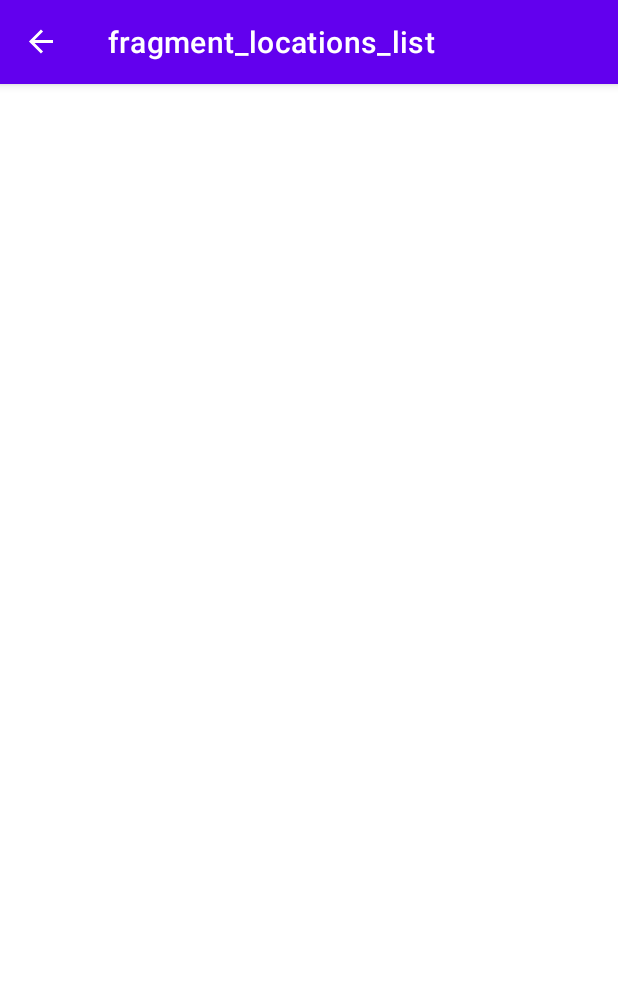
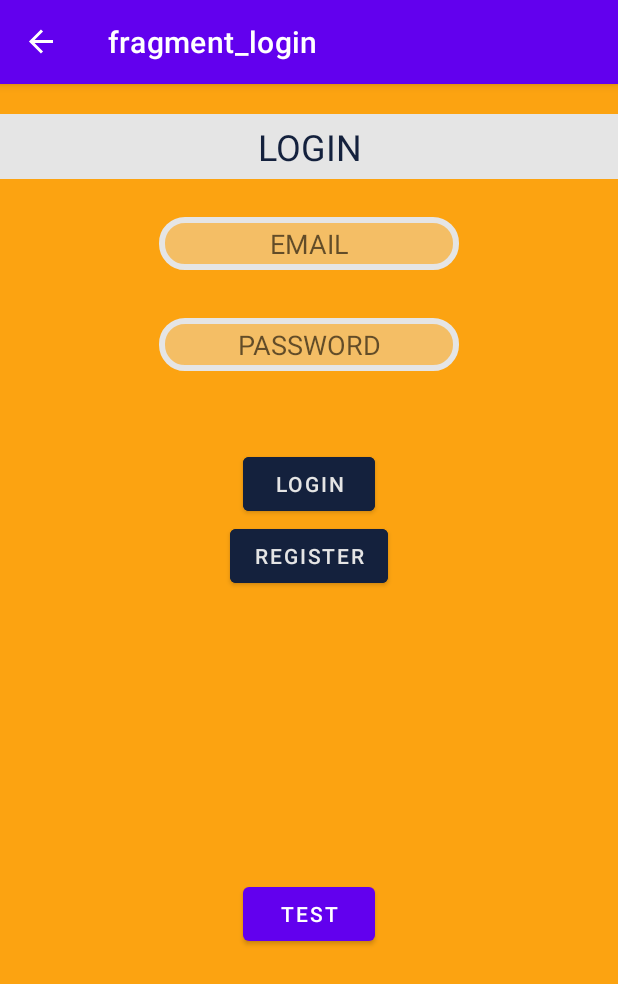
Before and after one commit to AlbertDarchiev/Project-MapsApp, an Android app: the screen it shows after launch (MainActivity), after a tap on "TEST", on a phone screen of 412 x 824 dp. Shown: the top 984 px of the screen. Run offline under Robolectric (Android 15) with nearby library versions, the phone set to English and light mode, and no system bars; our stand-ins replace Firebase (no records; nobody signed in at launch, a user with empty details on screens opened directly), navigation-ui.

Commit message:
Revert "uploadImageFilename"
This reverts commit dc99d08e

```diff
--- a/app/src/main/AndroidManifest.xml
+++ b/app/src/main/AndroidManifest.xml
@@ -1,7 +1,6 @@
 <?xml version="1.0" encoding="utf-8"?>
 <manifest xmlns:android="http://schemas.android.com/apk/res/android"
     xmlns:tools="http://schemas.android.com/tools" >
-    <uses-permission android:name="android.permission.INTERNET"/>
     <uses-permission android:name="android.permission.ACCESS_COARSE_LOCATION"/>
     <uses-permission android:name="android.permission.ACCESS_FINE_LOCATION"/>
     <uses-feature android:name="android.hardware.camera.any" />
--- a/app/src/main/java/com/example/m08_mapsapp/model/Location.kt
+++ b/app/src/main/java/com/example/m08_mapsapp/model/Location.kt
@@ -2,6 +2,5 @@ package com.example.m08_mapsapp.model
 
 data class Location(var name: String?,
                     var latitude: Double?,
-                    var longitude: Double?,
-                    var image: String?
+                    var longitude: Double?
                     )
--- /dev/null
+++ b/app/src/main/java/com/example/m08_mapsapp/model/User.kt
@@ -0,0 +1,6 @@
+package com.example.m08_mapsapp.model
+
+data class User(var email: String?=null,
+                var name: String?=null,
+                var lastname: String?=null,
+                var age: String?=null)
--- a/app/src/main/java/com/example/m08_mapsapp/model/allLocations.kt
+++ /dev/null
@@ -1,4 +0,0 @@
-package com.example.m08_mapsapp.model
-
-class allLocations: ArrayList<Location>() {
-}
--- a/app/src/main/java/com/example/m08_mapsapp/view/LocationsListFragment.kt
+++ /dev/null
@@ -1,57 +0,0 @@
-package com.example.m08_mapsapp.view
-
-import android.os.Bundle
-import androidx.fragment.app.Fragment
-import android.view.LayoutInflater
-import android.view.View
-import android.view.ViewGroup
-import androidx.lifecycle.ViewModelProvider
-import androidx.recyclerview.widget.LinearLayoutManager
-import androidx.recyclerview.widget.RecyclerView
-import com.example.m08_mapsapp.R
-import com.example.m08_mapsapp.databinding.FragmentLocationsListBinding
-import com.example.m08_mapsapp.model.Location
-import com.example.m08_mapsapp.model.LocationAdapter
-import com.example.m08_mapsapp.viewmodel.MapViewModel
-
-class LocationsListFragment : Fragment() {
-    private lateinit var locationAdapter: LocationAdapter
-    private lateinit var linearLayoutManager: RecyclerView.LayoutManager
-    private lateinit var binding: FragmentLocationsListBinding
-
-    lateinit var mRecyclerView : RecyclerView
-    val mAdapter : LocationAdapter = LocationAdapter()
-
-    override fun onCreateView(inflater: LayoutInflater, container: ViewGroup?, savedInstanceState: Bundle?): View? {
-        binding = FragmentLocationsListBinding.inflate(layoutInflater)
-        return inflater.inflate(R.layout.fragment_locations_list, container, false)
-    }
-    override fun onViewCreated(view: View, savedInstanceState: Bundle?) {
-        super.onViewCreated(view, savedInstanceState)
-        val viewModel = ViewModelProvider(requireActivity())[MapViewModel::class.java]
-        locationAdapter = LocationAdapter()
-        linearLayoutManager = LinearLayoutManager(requireContext())
-
-        binding.myRecyclerView.apply {
-            setHasFixedSize(true)
-            layoutManager = linearLayoutManager
-            adapter = locationAdapter
-        }
-
-        val locations = getLocations()
-//        locationAdapter.setLocations(locations)
-    }
-
-
-
-
-
-    private fun getLocations(): MutableList<Location>{
-        var locations: MutableList<Location> = ArrayList()
-        locations.add(Location("TITLE1", 33.13322, 12.23325, "image"))
-        locations.add(Location("TITLE3", 23.13322, 45.45453, "image2"))
-        return locations
-    }
-
-
-}
--- a/app/src/main/java/com/example/m08_mapsapp/view/LoginFragment.kt
+++ b/app/src/main/java/com/example/m08_mapsapp/view/LoginFragment.kt
@@ -61,7 +61,18 @@ class LoginFragment : Fragment() {
         }
         binding.add.setOnClickListener {
             Toast.makeText(activity, "currentUser: $emailLogged", Toast.LENGTH_SHORT).show()
-            findNavController().navigate(R.id.action_loginFragment_to_locationsListFragment)
+            val documentReference = db.collection("test").document("asdasd")
+            val data = hashMapOf(
+                "name" to "testName",
+            )
+            documentReference.set(data)
+                .addOnSuccessListener {
+                    Toast.makeText(activity, "DocumentSnapshot successfully written!", Toast.LENGTH_SHORT).show()
+                }
+                .addOnFailureListener { e ->
+                    Toast.makeText(activity, "Error writing document", Toast.LENGTH_SHORT).show()
+                    Log.w(TAG, "Error writing document", e)
+                }
         }
 }
 }
--- a/app/src/main/java/com/example/m08_mapsapp/view/PhotoFragment.kt
+++ b/app/src/main/java/com/example/m08_mapsapp/view/PhotoFragment.kt
@@ -97,8 +97,6 @@ class PhotoFragment : Fragment() {
                     val savedUri = Uri.fromFile(photoFile)
                     val msg = "Photo capture succeeded: $savedUri"
                     mapViewModel = ViewModelProvider(requireActivity()).get(MapViewModel::class.java)
-                    mapViewModel.imageFilename = photoFile.name.replace("-", "_").split(".")[0]
-                    Toast.makeText(requireContext(), mapViewModel.imageFilename, Toast.LENGTH_SHORT).show()
                     mapViewModel.imageFile = savedUri
                     mapViewModel.imageFileIsNotNull = true
                     Toast.makeText(requireContext(), msg, Toast.LENGTH_SHORT).show()
@@ -107,7 +105,6 @@ class PhotoFragment : Fragment() {
                 }
             })
     }
-
 
     private fun getOutputDirectory(): File {
         val mediaDir = requireContext().externalMediaDirs.firstOrNull()?.let {
--- a/app/src/main/java/com/example/m08_mapsapp/viewmodel/MapViewModel.kt
+++ b/app/src/main/java/com/example/m08_mapsapp/viewmodel/MapViewModel.kt
@@ -1,36 +1,13 @@
 package com.example.m08_mapsapp.viewmodel
 import android.net.Uri
-import android.util.Log
-import androidx.lifecycle.MutableLiveData
 import com.example.m08_mapsapp.model.Location
 import androidx.lifecycle.ViewModel
-import com.example.m08_mapsapp.model.allLocations
-import com.example.m08_mapsapp.view.LocationsListFragment
-import com.google.android.gms.common.api.Response
-import kotlinx.coroutines.CoroutineScope
-import kotlinx.coroutines.Dispatchers
-import kotlinx.coroutines.launch
-import kotlinx.coroutines.withContext
 import java.io.File
 
 class MapViewModel: ViewModel() {
-    var locationMap = Location("", 0.0, 0.0, "")
+    var locationMap = Location("", 0.0, 0.0)
     var listOfLocations = mutableListOf<Location>()
     lateinit var imageFile : Uri
     var imageFileIsNotNull = false
-    var imageFilename = ""
-    var data = MutableLiveData<allLocations>()
 
-//    fun fetchData(){
-//        CoroutineScope(Dispatchers.IO).launch {
-//            val response = Response.mutableListOf(Location("TITLE1", 33.13322, 12.23325, "image"))
-//            withContext(Dispatchers.Main) {
-//                if(response.isSuccessful){
-//                    data.postValue(response.body())
-//                }
-//                else{
-//                    Log.e("Error :", response.message())
-//                }
-//            }
-//        }
-    }
+}
--- a/app/src/main/res/layout/fragment_locations_list.xml
+++ /dev/null
@@ -1,18 +0,0 @@
-<?xml version="1.0" encoding="utf-8"?>
-<androidx.constraintlayout.widget.ConstraintLayout xmlns:android="http://schemas.android.com/apk/res/android"
-    xmlns:tools="http://schemas.android.com/tools"
-    android:layout_width="match_parent"
-    android:layout_height="match_parent"
-    xmlns:app="http://schemas.android.com/apk/res-auto"
-    tools:context=".view.LocationsListFragment">
-
-    <androidx.recyclerview.widget.RecyclerView
-        android:id="@+id/myRecyclerView"
-        android:layout_width="0dp"
-        android:layout_height="wrap_content"
-        tools:listitem="@layout/location_info"
-        app:layout_constraintStart_toStartOf="parent"
-        app:layout_constraintEnd_toEndOf="parent"
-        app:layout_constraintTop_toTopOf="parent"/>
-
-</androidx.constraintlayout.widget.ConstraintLayout>
--- a/app/src/main/res/navigation/nav_graph.xml
+++ b/app/src/main/res/navigation/nav_graph.xml
@@ -36,9 +36,6 @@
         <action
             android:id="@+id/action_loginFragment_to_registerFragment"
             app:destination="@id/registerFragment" />
-        <action
-            android:id="@+id/action_loginFragment_to_locationsListFragment"
-            app:destination="@id/locationsListFragment" />
     </fragment>
     <fragment
         android:id="@+id/registerFragment"
@@ -58,15 +55,6 @@
             android:id="@+id/action_photoFragment2_to_addLocationFragment"
             app:destination="@id/addLocationFragment" />
     </fragment>
-    <fragment
-        android:id="@+id/locationsListFragment"
-        android:name="com.example.m08_mapsapp.view.LocationsListFragment"
-        android:label="fragment_locations_list"
-        tools:layout="@layout/fragment_locations_list" >
-        <action
-            android:id="@+id/action_locationsListFragment_to_fragment_map"
-            app:destination="@id/fragment_map" />
-    </fragment>
 
 
 </navigation>
--- a/build.gradle
+++ b/build.gradle
@@ -4,10 +4,8 @@ buildscript {
         mavenCentral()
     }
     dependencies {
-
         classpath("androidx.navigation:navigation-safe-args-gradle-plugin:2.5.3")
         classpath 'com.google.gms:google-services:4.3.15'
-
     }
 }
 
```
Also changed, not shown: app/build.gradle (+0 -7 lines), app/src/main/java/com/example/m08_mapsapp/model/LocationAdapter.kt (deleted, +0 -86 lines), app/src/main/java/com/example/m08_mapsapp/view/AddLocationFragment.kt (+8 -24 lines), app/src/main/java/com/example/m08_mapsapp/view/MapFragment.kt (+9 -4 lines), app/src/main/res/layout/location_info.xml (deleted, +0 -56 lines).
